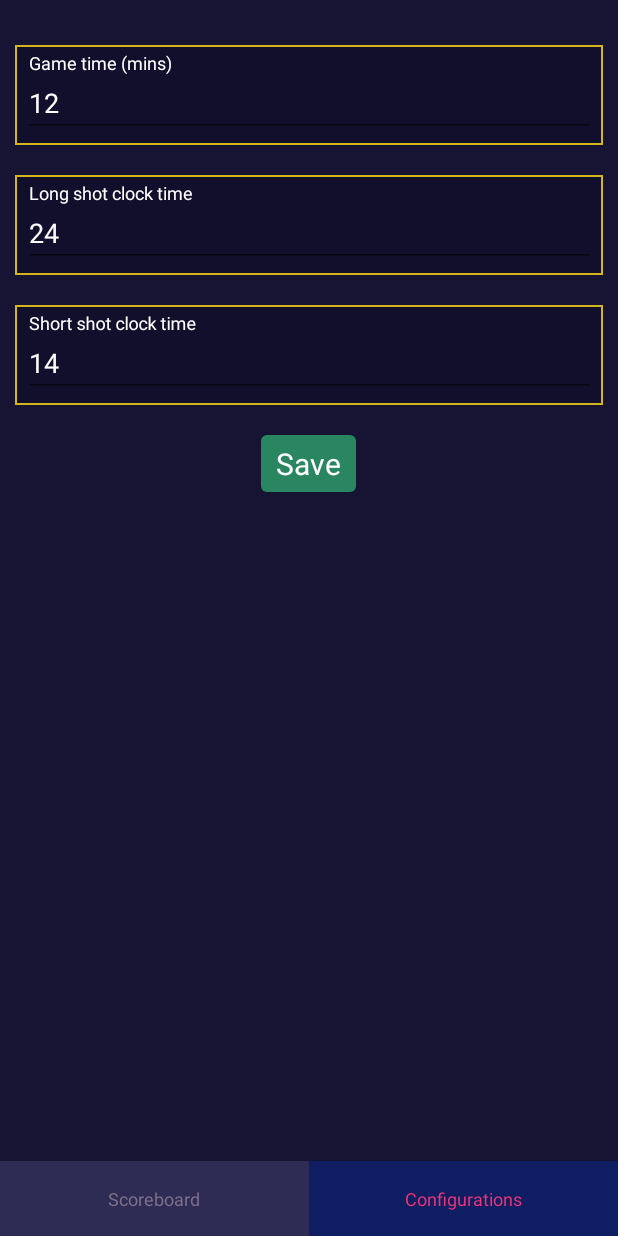
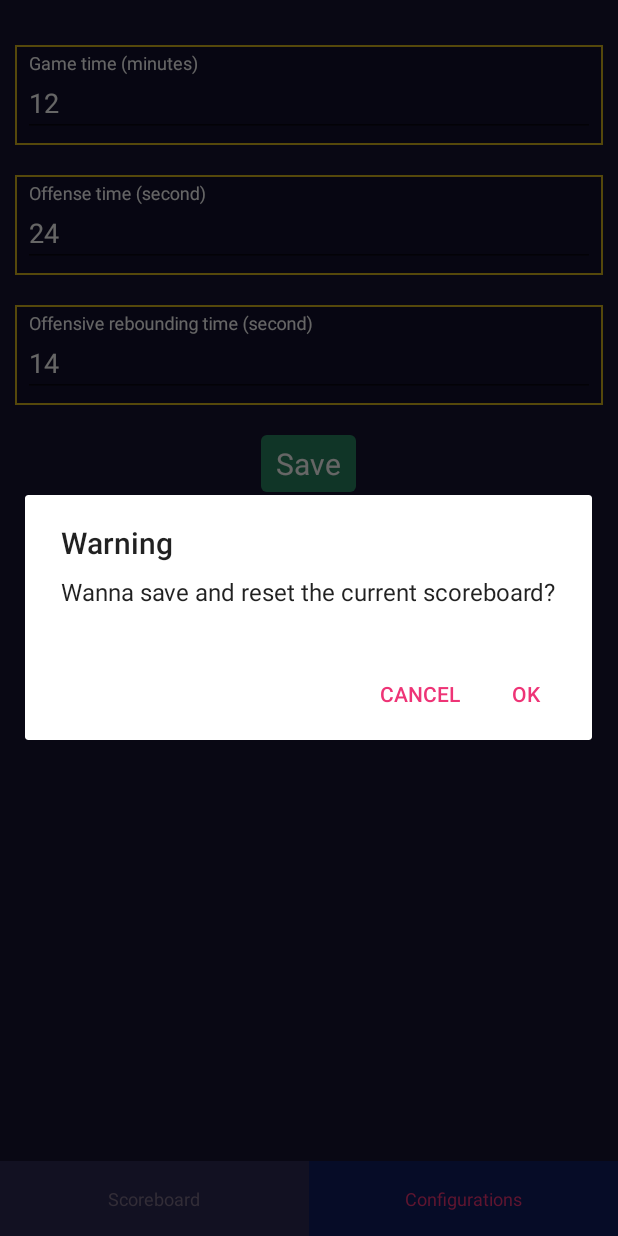
Before and after one commit to thecuong064/PointCounter, an Android app: the screen it shows after launch (MainActivity), after a tap on "Save", on a phone screen of 412 x 824 dp. Run offline under Robolectric (Android 15) with nearby library versions, the phone set to English and light mode, and no system bars; our stand-ins replace ButterKnife; 2 other taps on this screen came first.

Commit message:
autosize for points view, show popup when savings

```diff
--- a/app/src/main/java/com/thecuong064/pointcounter/ConfigurationsFragment.java
+++ b/app/src/main/java/com/thecuong064/pointcounter/ConfigurationsFragment.java
@@ -1,9 +1,13 @@
 package com.thecuong064.pointcounter;
 
+import android.content.DialogInterface;
 import android.text.Editable;
 import android.text.TextWatcher;
 import android.view.View;
 import android.widget.TextView;
+import android.widget.Toast;
+
+import androidx.appcompat.app.AlertDialog;
 
 import com.google.android.material.textfield.TextInputEditText;
 import com.thecuong064.pointcounter.base.BaseFragment;
@@ -30,7 +34,37 @@ public class ConfigurationsFragment extends BaseFragment {
     }
 
     private void initViewOnClick() {
-        saveButton.setOnClickListener(v -> saveConfigurations());
+        saveButton.setOnClickListener(v -> showConfirmationDialog());
+    }
+
+    private void showConfirmationDialog() {
+        AlertDialog.Builder builder = new AlertDialog.Builder(getContext());
+
+        String message = "Wanna save and reset the current scoreboard?";
+        builder.setMessage(message)
+                .setTitle("Warning");
+
+        // Add the buttons
+        builder.setPositiveButton("OK", new DialogInterface.OnClickListener() {
+            public void onClick(DialogInterface dialog, int id) {
+                saveConfigurations();
+                changeToScoreboardTab();
+            }
+        });
+
+        builder.setNegativeButton("Cancel", new DialogInterface.OnClickListener() {
+            public void onClick(DialogInterface dialog, int id) {
+            }
+        });
+
+        AlertDialog dialog = builder.create();
+        dialog.show();
+    }
+
+    private void changeToScoreboardTab() {
+        if (getActivity() instanceof MainActivity) {
+            ((MainActivity) getActivity()).changeTab(MainActivity.SCOREBOARD_TAB_INDEX);
+        }
     }
 
     private void saveConfigurations() {
@@ -127,9 +161,10 @@ public class ConfigurationsFragment extends BaseFragment {
         });
     }
 
-    private void initData() {
+    public void initData() {
         totalTimeEditText.setText(MainActivity.totalTimeInMinute + "");
         shortShotClockTimeEditText.setText(MainActivity.shortShotClockTimeInSecond + "");
         longShotClockTimeEditText.setText(MainActivity.longShotClockTimeInSecond + "");
     }
+
 }
--- a/app/src/main/java/com/thecuong064/pointcounter/MainActivity.java
+++ b/app/src/main/java/com/thecuong064/pointcounter/MainActivity.java
@@ -114,7 +114,7 @@ public class MainActivity extends BaseActivity {
         changeTab(SCOREBOARD_TAB_INDEX);
     }
 
-    private void changeTab(int pos) {
+    public void changeTab(int pos) {
         if (mCurTabPos == pos) {
             return;
         }
@@ -124,6 +124,10 @@ public class MainActivity extends BaseActivity {
         }
         mTabs[mCurTabPos].setSelected(true);
         viewPager.setCurrentItem(mCurTabPos, false);
+
+        if (mCurTabPos == CONFIGURATIONS_TAB_INDEX) {
+            configurationsFragment.initData();
+        }
     }
 
     @Override
--- a/app/src/main/java/com/thecuong064/pointcounter/ScoreboardFragment.java
+++ b/app/src/main/java/com/thecuong064/pointcounter/ScoreboardFragment.java
@@ -361,7 +361,6 @@ public class ScoreboardFragment extends BaseFragment {
         }
     }
 
-
     public void pauseAllTimers() {
         pauseTotalTimer();
         pauseShotClock();
--- a/app/src/main/res/layout/fragment_configurations.xml
+++ b/app/src/main/res/layout/fragment_configurations.xml
@@ -22,7 +22,7 @@
             android:layout_width="match_parent"
             android:layout_height="wrap_content"
             android:textColor="#ffffff"
-            android:hint="Game time (mins)"
+            android:hint="Game time (minutes)"
             android:maxLines="1"
             android:inputType="number"/>
 
@@ -41,7 +41,7 @@
             android:layout_width="match_parent"
             android:layout_height="wrap_content"
             android:textColor="#ffffff"
-            android:hint="Long shot clock time"
+            android:hint="Offense time (second)"
             android:maxLines="1"
             android:inputType="number"/>
 
@@ -60,7 +60,7 @@
             android:layout_width="match_parent"
             android:layout_height="wrap_content"
             android:textColor="#ffffff"
-            android:hint="Short shot clock time"
+            android:hint="Offensive rebounding time (second)"
             android:maxLines="1"
             android:inputType="number"/>
 
```
Also changed, not shown: app/src/main/res/layout/fragment_scoreboard.xml (+8 -2 lines), 3 other files.
